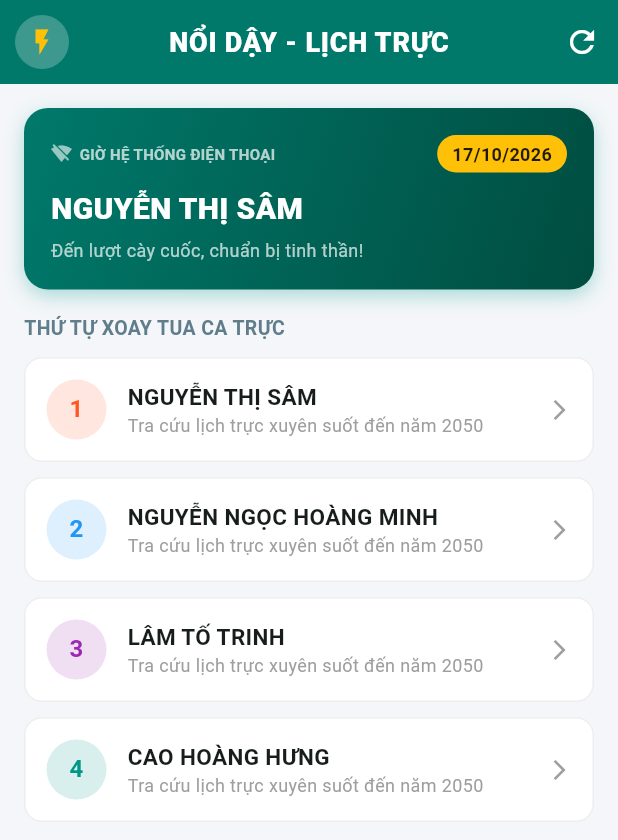
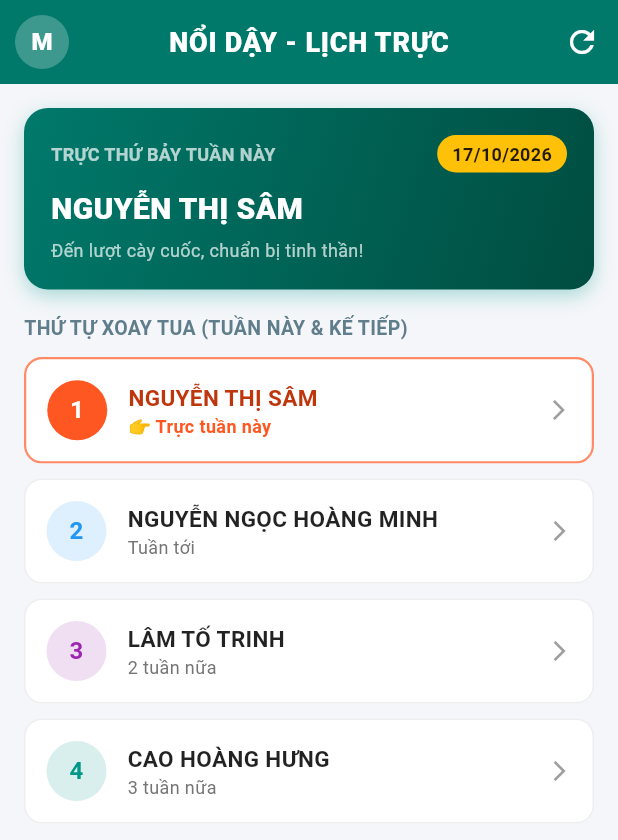
Before and after one commit to caohoanghung0409/cam-ip-sync, a Flutter app: the screen it shows after launch, after a tap on the "refresh" icon, on a phone screen of 412 x 824 dp. Shown: the top 840 px of the screen. Run offline on Flutter 3.47's test engine with Material 3 defaults, Android fonts, the phone set to English and light mode, and no system bars; network calls fail.

Commit message:
Update main.dart

```diff
--- a/lib/main.dart
+++ b/lib/main.dart
@@ -57,20 +57,20 @@ class MainDutyScreen extends StatefulWidget {
 }
 
 class _MainDutyScreenState extends State<MainDutyScreen> {
-  // Thứ tự xoay tua cố định: SÂM -> MINH -> TRINH -> HƯNG
-  final List<Member> members = const [
+  // Thứ tự gốc cố định: SÂM -> MINH -> TRINH -> HƯNG
+  final List<Member> baseMembers = const [
     Member(name: "NGUYỄN THỊ SÂM", shortName: "SÂM", themeColor: Colors.deepOrange),
     Member(name: "NGUYỄN NGỌC HOÀNG MINH", shortName: "MINH", themeColor: Colors.blue),
     Member(name: "LÂM TỐ TRINH", shortName: "TRINH", themeColor: Colors.purple),
     Member(name: "CAO HOÀNG HƯNG", shortName: "HƯNG", themeColor: Colors.teal),
   ];
 
-  // Mốc gốc chuẩn xác: Thứ 7 ngày 17/10/2026 là ca của SÂM (index 0)
+  // Mốc chuẩn: Thứ Bảy 17/10/2026 là ca của SÂM (vị trí 0)
   static final DateTime baseSaturday = DateTime(2026, 10, 17);
 
+  // Mặc định ban đầu dùng giờ máy để không bị trắng màn hình
   DateTime _currentDate = DateTime.now();
-  bool _isOnlineTime = false;
-  bool _isLoadingTime = true;
+  bool _isLoadingTime = false;
 
   @override
   void initState() {
@@ -78,12 +78,13 @@ class _MainDutyScreenState extends State<MainDutyScreen> {
     _fetchInternetTime();
   }
 
-  // Lấy giờ thực từ Internet (GMT+7)
+  // Ưu tiên 1: Lấy giờ Internet; Ưu tiên 2: Dùng giờ điện thoại
   Future<void> _fetchInternetTime() async {
+    setState(() => _isLoadingTime = true);
     try {
       final res = await http
           .get(Uri.parse('https://worldtimeapi.org/api/timezone/Asia/Ho_Chi_Minh'))
-          .timeout(const Duration(seconds: 4));
+          .timeout(const Duration(seconds: 2));
 
       if (res.statusCode == 200) {
         final data = jsonDecode(res.body);
@@ -93,24 +94,24 @@ class _MainDutyScreenState extends State<MainDutyScreen> {
         if (mounted) {
           setState(() {
             _currentDate = parsedDate;
-            _isOnlineTime = true;
             _isLoadingTime = false;
           });
         }
         return;
       }
-    } catch (_) {}
+    } catch (_) {
+      // Khi mất mạng hoặc lỗi mạng, tự động dùng giờ điện thoại
+    }
 
     if (mounted) {
       setState(() {
         _currentDate = DateTime.now();
-        _isOnlineTime = false;
         _isLoadingTime = false;
       });
     }
   }
 
-  // Nhận diện ngày lễ cố định rơi vào Thứ 7
+  // Nhận diện ngày lễ rơi vào Thứ 7
   static String? checkHoliday(DateTime date) {
     if (date.month == 1 && date.day == 1) return "Tết Dương Lịch";
     if (date.month == 4 && date.day == 30) return "Giải Phóng Miền Nam";
@@ -119,17 +120,26 @@ class _MainDutyScreenState extends State<MainDutyScreen> {
     return null;
   }
 
-  // Tính ca trực của tuần hiện tại theo giờ thực
+  // Tính khoảng cách tuần hiện tại so với mốc gốc
+  int _calculateCurrentWeekDiff(DateTime now) {
+    DateTime today = DateTime(now.year, now.month, now.day);
+    int daysUntilSaturday = 6 - today.weekday;
+    DateTime thisSaturday = today.add(Duration(days: daysUntilSaturday));
+
+    int diffDays = thisSaturday.difference(baseSaturday).inDays;
+    return (diffDays / 7).round();
+  }
+
+  // Tính ca trực tuần này
   DutyShift _calculateThisWeekDuty(DateTime now) {
     DateTime today = DateTime(now.year, now.month, now.day);
     int daysUntilSaturday = 6 - today.weekday;
     DateTime thisSaturday = today.add(Duration(days: daysUntilSaturday));
 
-    int diffDays = thisSaturday.difference(baseSaturday).inDays;
-    int diffWeeks = (diffDays / 7).round();
-    int personIndex = (diffWeeks % members.length + members.length) % members.length;
+    int diffWeeks = _calculateCurrentWeekDiff(now);
+    int personIndex = (diffWeeks % baseMembers.length + baseMembers.length) % baseMembers.length;
 
-    String person = members[personIndex].name;
+    String person = baseMembers[personIndex].name;
     String? holiday = checkHoliday(thisSaturday);
 
     return DutyShift(
@@ -140,9 +150,22 @@ class _MainDutyScreenState extends State<MainDutyScreen> {
     );
   }
 
+  // Tự động xoay danh sách 4 người: Người trực tuần này lên đầu tiên
+  List<Member> _getRotatedMembers(DateTime now) {
+    int diffWeeks = _calculateCurrentWeekDiff(now);
+    int startIndex = (diffWeeks % baseMembers.length + baseMembers.length) % baseMembers.length;
+
+    List<Member> rotated = [];
+    for (int i = 0; i < baseMembers.length; i++) {
+      rotated.add(baseMembers[(startIndex + i) % baseMembers.length]);
+    }
+    return rotated;
+  }
+
   @override
   Widget build(BuildContext context) {
     final currentDuty = _calculateThisWeekDuty(_currentDate);
+    final rotatedMembers = _getRotatedMembers(_currentDate);
 
     return Scaffold(
       backgroundColor: const Color(0xFFF4F6F9),
@@ -153,7 +176,10 @@ class _MainDutyScreenState extends State<MainDutyScreen> {
           padding: EdgeInsets.all(10.0),
           child: CircleAvatar(
             backgroundColor: Colors.white24,
-            child: Icon(Icons.flash_on, color: Colors.amber, size: 20),
+            child: Text(
+              "M",
+              style: TextStyle(color: Colors.white, fontWeight: FontWeight.w900, fontSize: 16),
+            ),
           ),
         ),
         title: const Text(
@@ -163,14 +189,11 @@ class _MainDutyScreenState extends State<MainDutyScreen> {
         centerTitle: true,
         actions: [
           IconButton(
-            tooltip: "Làm mới giờ mạng",
+            tooltip: "Làm mới giờ",
             icon: _isLoadingTime
                 ? const SizedBox(width: 16, height: 16, child: CircularProgressIndicator(color: Colors.white, strokeWidth: 2))
                 : const Icon(Icons.refresh, color: Colors.white),
-            onPressed: () {
-              setState(() => _isLoadingTime = true);
-              _fetchInternetTime();
-            },
+            onPressed: _fetchInternetTime,
           )
         ],
       ),
@@ -199,19 +222,9 @@ class _MainDutyScreenState extends State<MainDutyScreen> {
                   Row(
                     mainAxisAlignment: MainAxisAlignment.spaceBetween,
                     children: [
-                      Row(
-                        children: [
-                          Icon(
-                            _isOnlineTime ? Icons.wifi : Icons.signal_wifi_off,
-                            color: _isOnlineTime ? Colors.lightGreenAccent : Colors.white60,
-                            size: 14,
-                          ),
-                          const SizedBox(width: 5),
-                          Text(
-                            _isOnlineTime ? "GIỜ INTERNET (VIỆT NAM)" : "GIỜ HỆ THỐNG ĐIỆN THOẠI",
-                            style: const TextStyle(color: Colors.white70, fontSize: 10, fontWeight: FontWeight.bold),
-                          ),
-                        ],
+                      const Text(
+                        "TRỰC THỨ BẢY TUẦN NÀY",
+                        style: TextStyle(color: Colors.white70, fontSize: 12, fontWeight: FontWeight.bold),
                       ),
                       Container(
                         padding: const EdgeInsets.symmetric(horizontal: 10, vertical: 4),
@@ -246,24 +259,26 @@ class _MainDutyScreenState extends State<MainDutyScreen> {
               ),
             ),
 
-            // Danh sách thành viên
+            // Danh sách tự xoay vòng: Người trực tuần này luôn ở vị trí số 1
             Padding(
               padding: const EdgeInsets.symmetric(horizontal: 16),
               child: Column(
                 crossAxisAlignment: CrossAxisAlignment.start,
                 children: [
                   const Text(
-                    "THỨ TỰ XOAY TUA CA TRỰC",
+                    "THỨ TỰ XOAY TUA (TUẦN NÀY & KẾ TIẾP)",
                     style: TextStyle(fontSize: 13, fontWeight: FontWeight.bold, color: Colors.blueGrey),
                   ),
                   const SizedBox(height: 10),
                   ListView.separated(
                     shrinkWrap: true,
                     physics: const NeverScrollableScrollPhysics(),
-                    itemCount: members.length,
+                    itemCount: rotatedMembers.length,
                     separatorBuilder: (_, __) => const SizedBox(height: 10),
                     itemBuilder: (context, idx) {
-                      final m = members[idx];
+                      final m = rotatedMembers[idx];
+                      final isCurrentWeekPerson = (idx == 0);
+
                       return Material(
                         color: Colors.transparent,
                         child: InkWell(
@@ -274,7 +289,7 @@ class _MainDutyScreenState extends State<MainDutyScreen> {
                               MaterialPageRoute(
                                 builder: (context) => YearRangeMemberDetailScreen(
                                   member: m,
-                                  members: members,
+                                  members: baseMembers,
                                   initialYear: _currentDate.year >= 2026 && _currentDate.year <= 2050
                                       ? _currentDate.year
                                       : 2026,
@@ -287,15 +302,23 @@ class _MainDutyScreenState extends State<MainDutyScreen> {
                             decoration: BoxDecoration(
                               color: Colors.white,
                               borderRadius: BorderRadius.circular(12),
-                              border: Border.all(color: Colors.grey.shade200),
+                              border: Border.all(
+                                color: isCurrentWeekPerson ? Colors.deepOrange.shade300 : Colors.grey.shade200,
+                                width: isCurrentWeekPerson ? 1.5 : 1,
+                              ),
                             ),
                             child: Row(
                               children: [
                                 CircleAvatar(
-                                  backgroundColor: m.themeColor.withOpacity(0.15),
-                                  foregroundColor: m.themeColor,
+                                  backgroundColor: isCurrentWeekPerson
+                                      ? Colors.deepOrange
+                                      : m.themeColor.withOpacity(0.15),
+                                  foregroundColor: isCurrentWeekPerson ? Colors.white : m.themeColor,
                                   radius: 20,
-                                  child: Text("${idx + 1}", style: const TextStyle(fontWeight: FontWeight.bold)),
+                                  child: Text(
+                                    "${idx + 1}",
+                                    style: const TextStyle(fontWeight: FontWeight.bold),
+                                  ),
                                 ),
                                 const SizedBox(width: 14),
                                 Expanded(
@@ -304,11 +327,21 @@ class _MainDutyScreenState extends State<MainDutyScreen> {
                                     children: [
                                       Text(
                                         m.name,
-                                        style: const TextStyle(fontWeight: FontWeight.bold, fontSize: 15),
+                                        style: TextStyle(
+                                          fontWeight: FontWeight.bold,
+                                          fontSize: 15,
+                                          color: isCurrentWeekPerson ? Colors.deepOrange.shade900 : Colors.black87,
+                                        ),
                                       ),
-                                      const Text(
-                                        "Tra cứu lịch trực xuyên suốt đến năm 2050",
-                                        style: TextStyle(fontSize: 12, color: Colors.grey),
+                                      Text(
+                                        isCurrentWeekPerson
+                                            ? "👉 Trực tuần này"
+                                            : (idx == 1 ? "Tuần tới" : (idx == 2 ? "2 tuần nữa" : "3 tuần nữa")),
+                                        style: TextStyle(
+                                          fontSize: 12,
+                                          color: isCurrentWeekPerson ? Colors.deepOrange : Colors.grey.shade600,
+                                          fontWeight: isCurrentWeekPerson ? FontWeight.bold : FontWeight.normal,
+                                        ),
                                       ),
                                     ],
                                   ),
@@ -332,7 +365,7 @@ class _MainDutyScreenState extends State<MainDutyScreen> {
   }
 }
 
-// Màn hình chi tiết hỗ trợ chọn bất kỳ năm nào từ 2026 đến 2050
+// Màn hình chi tiết tra cứu lịch đến năm 2050
 class YearRangeMemberDetailScreen extends StatefulWidget {
   final Member member;
   final List<Member> members;
@@ -351,7 +384,6 @@ class YearRangeMemberDetailScreen extends StatefulWidget {
 
 class _YearRangeMemberDetailScreenState extends State<YearRangeMemberDetailScreen> {
   late int _selectedYear;
-  // Danh sách năm từ 2026 đến 2050 (25 năm)
   final List<int> _years = List.generate(25, (index) => 2026 + index);
 
   @override
@@ -360,12 +392,10 @@ class _YearRangeMemberDetailScreenState extends State<YearRangeMemberDetailScree
     _selectedYear = widget.initialYear;
   }
 
-  // Thuật toán tính nhanh toàn bộ các thứ 7 của một năm cụ thể cho thành viên
   List<DutyShift> _getShiftsForYear(int year) {
     List<DutyShift> shifts = [];
     DateTime date = DateTime(year, 1, 1);
 
-    // Tìm thứ Bảy đầu tiên của năm đó
     int daysUntilFirstSat = (6 - date.weekday + 7) % 7;
     DateTime saturday = date.add(Duration(days: daysUntilFirstSat));
 
@@ -410,7 +440,7 @@ class _YearRangeMemberDetailScreenState extends State<YearRangeMemberDetailScree
         padding: const EdgeInsets.all(16),
         child: Column(
           children: [
-            // Hộp chọn năm Dropdown thông minh (Từ 2026 đến 2050)
+            // Ô chọn năm Dropdown từ 2026 đến 2050
             Container(
               padding: const EdgeInsets.symmetric(horizontal: 16, vertical: 4),
               decoration: BoxDecoration(
@@ -454,7 +484,7 @@ class _YearRangeMemberDetailScreenState extends State<YearRangeMemberDetailScree
             ),
             const SizedBox(height: 16),
 
-            // Thống kê tổng số ca trong năm đó
+            // Thống kê ca trực
             Container(
               width: double.infinity,
               padding: const EdgeInsets.all(16),
@@ -483,7 +513,7 @@ class _YearRangeMemberDetailScreenState extends State<YearRangeMemberDetailScree
             ),
             const SizedBox(height: 20),
 
-            // Danh sách các ca trực của năm được chọn
+            // Danh sách các ca
             Align(
               alignment: Alignment.centerLeft,
               child: Text(
```
